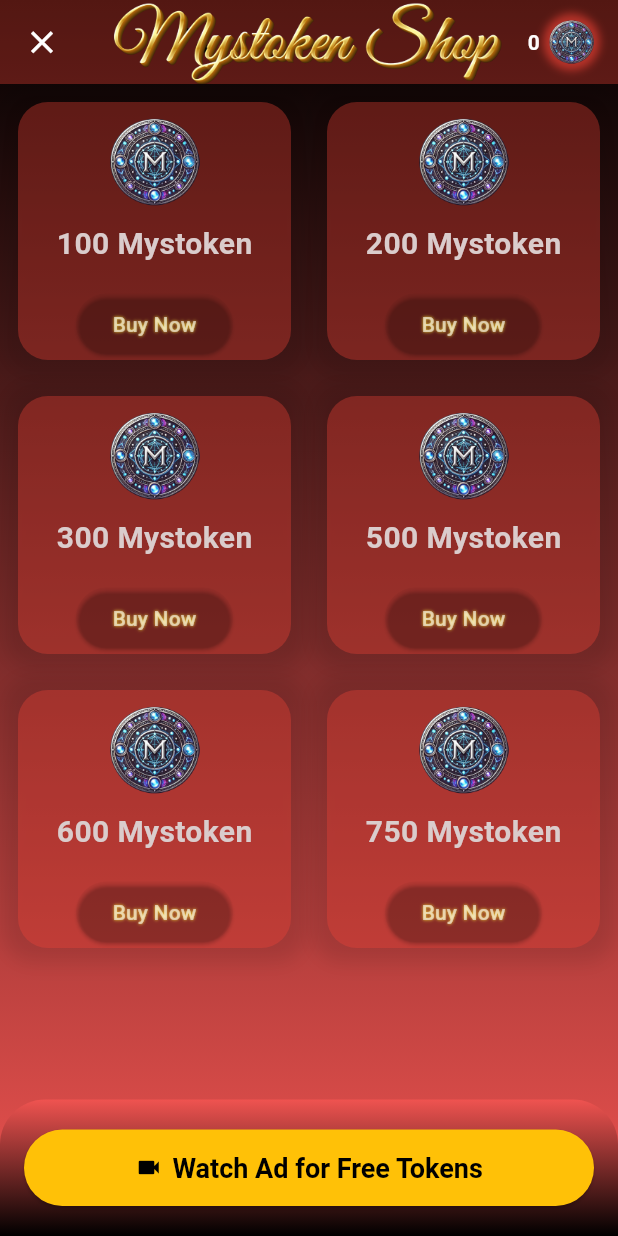
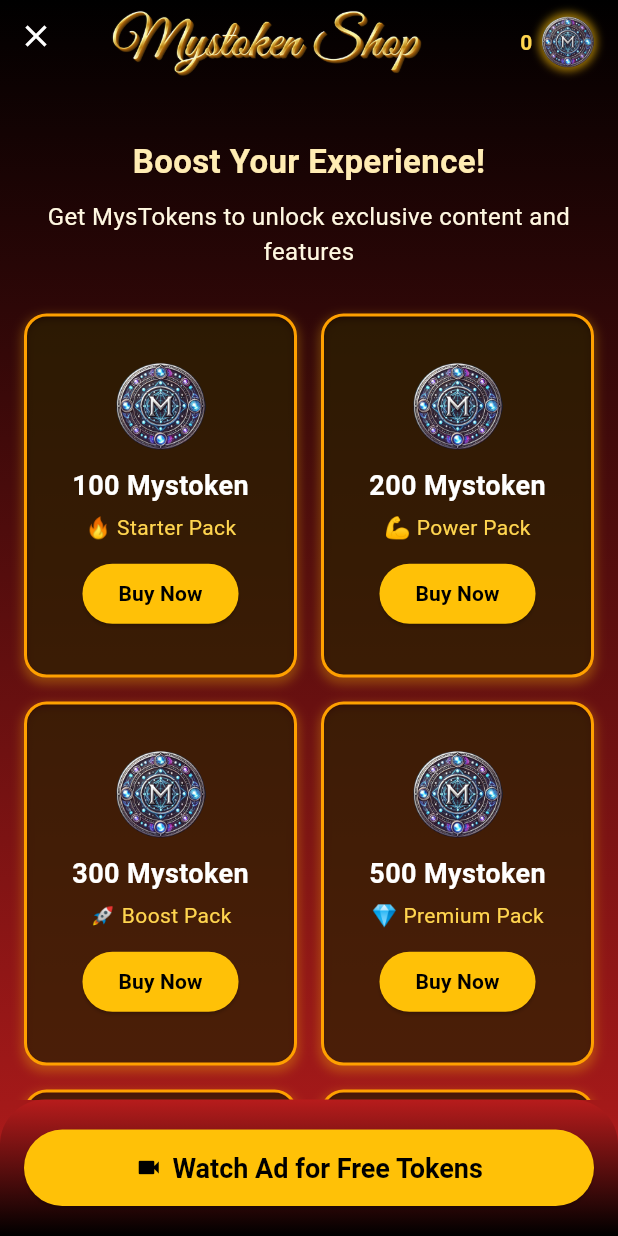
Before and after one commit to ErenBal1/gapsec-stories, a Flutter app: the screen it shows after launch, after a tap on an icon or button, on a phone screen of 412 x 824 dp. Run offline on Flutter 3.47's test engine with Material 3 defaults, Android fonts, the phone set to English and light mode, and no system bars; drawn by our look-alikes of animated_text_kit; our stand-ins replace adaptive_dialog, animated_splash_screen, carousel_slider, easy_localization, flutter_mobx, google_mobile_ads and 7 more; missing offline and left inert: animated_glitch; accounts and stored records are empty; generated files the repository leaves out were written again.

Commit message:
shop view revision and localization

```diff
--- a/lib/utils/app_font.dart
+++ b/lib/utils/app_font.dart
@@ -74,4 +74,9 @@ class AppFonts {
 
   static const storyTitleInGameTextStyle =
       TextStyle(color: Colors.green, fontSize: 16, fontWeight: FontWeight.bold);
+
+  static const backButtonIcon = Icon(
+    Icons.arrow_back_ios_new_outlined,
+    color: CustomColors.white,
+  );
 }
--- a/lib/utils/constants.dart
+++ b/lib/utils/constants.dart
@@ -49,6 +49,25 @@ class ConstantTexts {
   static const String murder = "Murder";
   static const String languageChanged = "language_changed";
   static const String manualRestartNeeded = "manual_restart_needed";
+  static const String iap_not_available = "iap_not_available";
+  static const String product_not_found = "product_not_found";
+  static const String purchase_initiated = "purchase_initiated";
+  static const String purchase_error = "purchase_error";
+  static const String tokens_added = "tokens_added";
+  static const String error = "error";
+  static const String mystoken_100_id = "mystoken_100";
+  static const String mystoken_100_title = '100 Mystoken';
+  static const String mystoken_200_id = "mystoken_200";
+  static const String mystoken_200_title = '200 Mystoken';
+  static const String mystoken_300_id = "mystoken_300";
+  static const String mystoken_300_title = '300 Mystoken';
+  static const String mystoken_500_id = "mystoken_500";
+  static const String mystoken_500_title = '500 Mystoken';
+  static const String mystoken_600_id = "mystoken_600";
+  static const String mystoken_600_title = '600 Mystoken';
+  static const String mystoken_750_id = "mystoken_750";
+  static const String mystoken_750_title = '750 Mystoken';
+  static const String purchase_stream_error = "purchase_stream_error";
 }
 
 class LanguageConstants {
--- a/lib/view/shop_view.dart
+++ b/lib/view/shop_view.dart
@@ -1,4 +1,3 @@
-import 'package:adaptive_dialog/adaptive_dialog.dart';
 import 'package:easy_localization/easy_localization.dart';
 import 'package:flutter/material.dart';
 import 'package:flutter_mobx/flutter_mobx.dart';
@@ -7,14 +6,12 @@ import 'package:gapsec/cache/service/database_service.dart';
 import 'package:gapsec/state/shop_state/shop_state.dart';
 import 'package:gapsec/utils/app_colors.dart';
 import 'package:gapsec/utils/constants.dart';
-import 'package:gapsec/widgets/shop_view_widget/buy_token_container.dart';
+import 'package:gapsec/widgets/alert_widgets/alert_widgets.dart';
 import 'package:google_mobile_ads/google_mobile_ads.dart';
 import 'package:in_app_purchase/in_app_purchase.dart';
 
 class ShopView extends StatefulWidget {
-  const ShopView({
-    super.key,
-  });
+  const ShopView({super.key});
 
   @override
   State<ShopView> createState() => _ShopViewState();
@@ -22,21 +19,22 @@ class ShopView extends StatefulWidget {
 
 class _ShopViewState extends State<ShopView> {
   RewardedAd? _rewardedAd;
-
+  final AlertWidgets _alertWidgets = AlertWidgets();
   final _databaseService = DatabaseService();
   final InAppPurchase iap = InAppPurchase.instance;
   final ShopState ss = ShopState();
+
   Future<void> showOkAlertDialogWidget(
       BuildContext context, String message) async {
-    final result = await showOkAlertDialog(
-      context: context,
-      title: 'Error',
-      message: message,
-      okLabel: 'OK',
+    await _alertWidgets.showOkAlert(
+      context,
+      message,
+      ConstantTexts.error.tr(),
+      ConstantTexts.okay.tr(),
+      () {
+        print("okay");
+      },
     );
-    if (result == OkCancelResult.ok) {
-      print("okey");
-    }
   }
 
   Future<void> _addTokens(int amount) async {
@@ -50,22 +48,22 @@ class _ShopViewState extends State<ShopView> {
         onAdDismissedFullScreenContent: (ad) {
           ad.dispose();
           _createRewardedAd();
-          print("Reklam Kapatıldı");
+          print("Ad closed");
         },
         onAdFailedToShowFullScreenContent: (ad, error) {
           ad.dispose();
           _createRewardedAd();
-          print('Reklam gösterilemedi: $error');
+          print('Failed to show ad: $error');
         },
       );
       _rewardedAd!.show(
           onUserEarnedReward: (ad, reward) => setState(() {
                 _addTokens(2);
               }));
-      print("Kullanıcı ödülü kazandı");
+      print("User earned reward");
       _rewardedAd = null;
     } else {
-      print("Reklam yüklü değil");
+      print("Ad not loaded");
     }
   }
 
@@ -76,11 +74,11 @@ class _ShopViewState extends State<ShopView> {
         rewardedAdLoadCallback: RewardedAdLoadCallback(
             onAdLoaded: (ad) => setState(() {
                   _rewardedAd = ad;
-                  print("Reklam başarıyla yüklendi");
+                  print("Ad loaded successfully");
                 }),
             onAdFailedToLoad: (error) => setState(() {
                   _rewardedAd = null;
-                  print('Reklam yüklenemedi: $error');
+                  print('Failed to load ad: $error');
                 })));
   }
 
@@ -92,7 +90,7 @@ class _ShopViewState extends State<ShopView> {
       _handlePurchaseUpdates(purchaseDetailsList);
     }, onError: (error) {
       showOkAlertDialogWidget(
-          context, 'An error occurred in purchase stream: $error');
+          context, ConstantTexts.purchase_error.tr(args: [error.toString()]));
     });
   }
 
@@ -101,12 +99,11 @@ class _ShopViewState extends State<ShopView> {
       if (purchase.status == PurchaseStatus.purchased) {
         if (purchase.pendingCompletePurchase) {
           iap.completePurchase(purchase);
-          // Satın alma başarılı, token miktarını güncelle
           _updateTokenBalance(purchase.productID);
         }
       } else if (purchase.status == PurchaseStatus.error) {
-        showOkAlertDialogWidget(
-            context, 'Purchase Error: ${purchase.error!.message}');
+        showOkAlertDialogWidget(context,
+            ConstantTexts.purchase_error.tr(args: [purchase.error!.message]));
       }
     }
   }
@@ -117,47 +114,44 @@ class _ShopViewState extends State<ShopView> {
       ss.amount += tokensToAdd;
     });
     showOkAlertDialogWidget(
-        context, '$tokensToAdd tokens have been added to your account.');
+        context, ConstantTexts.tokens_added.tr(args: [tokensToAdd.toString()]));
   }
 
   int _tokensFromProductId(String productId) {
     switch (productId) {
-      case 'mystoken_100':
+      case ConstantTexts.mystoken_100_id:
         return 100;
-      case 'mystoken_200':
+      case ConstantTexts.mystoken_200_id:
         return 200;
-      case 'mystoken_300':
+      case ConstantTexts.mystoken_300_id:
         return 300;
-      case 'mystoken_500':
+      case ConstantTexts.mystoken_500_id:
         return 500;
-      case 'mystoken_600':
+      case ConstantTexts.mystoken_600_id:
         return 600;
-      case 'mystoken_750':
+      case ConstantTexts.mystoken_750_id:
         return 750;
       default:
         return 0;
     }
   }
 
-  @override
-  Widget build(BuildContext context) {
   void buyToken(
       {required String productId,
       required BuildContext context,
-        required amount}) async {
+      required int amount}) async {
     final bool available = await iap.isAvailable();
     if (!available) {
-        return showOkAlertDialogWidget(context,
-            "In-app purchases are not available. Please try again later.");
+      return showOkAlertDialogWidget(
+          context, ConstantTexts.iap_not_available.tr());
     }
 
     final ProductDetailsResponse response =
         await iap.queryProductDetails({productId}.toSet());
 
     if (response.notFoundIDs.isNotEmpty) {
-        // Ürün bulunamadı
-
-        return showOkAlertDialogWidget(context, "Product not found.");
+      return showOkAlertDialogWidget(
+          context, ConstantTexts.product_not_found.tr());
     }
 
     final ProductDetails productDetails = response.productDetails.first;
@@ -167,73 +161,182 @@ class _ShopViewState extends State<ShopView> {
     iap
         .buyConsumable(purchaseParam: purchaseParam, autoConsume: true)
         .then((_) {
-        showOkAlertDialogWidget(context, 'Purchase initiated.');
+      showOkAlertDialogWidget(context, ConstantTexts.purchase_initiated.tr());
       _addTokens(amount);
     }).catchError((error) {
-        showOkAlertDialogWidget(context, 'Error initiating purchase: $error');
+      showOkAlertDialogWidget(
+          context, ConstantTexts.purchase_error.tr(args: [error.toString()]));
     });
   }
 
+  Widget _buildTokenPackage(String productId, String title, String subtitle) {
+    return GestureDetector(
+      onTap: () => buyToken(
+          productId: productId,
+          context: context,
+          amount: _tokensFromProductId(productId)),
+      child: Container(
+        decoration: BoxDecoration(
+          color: Colors.black.withOpacity(0.6),
+          borderRadius: BorderRadius.circular(15),
+          border: Border.all(color: Colors.amber[700]!, width: 2),
+          boxShadow: [
+            BoxShadow(
+              color: Colors.amber.withOpacity(0.3),
+              spreadRadius: 1,
+              blurRadius: 5,
+              offset: const Offset(0, 3),
+            ),
+          ],
+        ),
+        child: Column(
+          mainAxisAlignment: MainAxisAlignment.center,
+          children: [
+            Image.asset(ConstantPaths.tokenImagePath, height: 60, width: 60),
+            const SizedBox(height: 10),
+            Text(
+              title,
+              style: const TextStyle(
+                  color: Colors.white,
+                  fontSize: 18,
+                  fontWeight: FontWeight.bold),
+            ),
+            const SizedBox(height: 5),
+            Text(
+              subtitle,
+              style: TextStyle(color: Colors.amber[300], fontSize: 14),
+            ),
+            const SizedBox(height: 10),
+            ElevatedButton(
+              onPressed: () => buyToken(
+                  productId: productId,
+                  context: context,
+                  amount: _tokensFromProductId(productId)),
+              style: ElevatedButton.styleFrom(
+                backgroundColor: Colors.amber,
+                foregroundColor: Colors.black,
+                shape: RoundedRectangleBorder(
+                    borderRadius: BorderRadius.circular(20)),
+              ),
+              child: const Text('Buy Now',
+                  style: TextStyle(fontWeight: FontWeight.bold)),
+            ),
+          ],
+        ),
+      ),
+    );
+  }
+
+  @override
+  Widget build(BuildContext context) {
     return Container(
       decoration: BoxDecoration(
         gradient: LinearGradient(
           begin: Alignment.topCenter,
           end: Alignment.bottomCenter,
-          colors: [Colors.black, Colors.red[400]!],
+          colors: [Colors.black, Colors.red[900]!],
         ),
       ),
       child: Scaffold(
-        backgroundColor: CustomColors.transparent,
+        backgroundColor: Colors.transparent,
         appBar: AppBar(
-          leading: IconButton(
+          leading: Align(
+            alignment: Alignment.topLeft,
+            child: IconButton(
               onPressed: () => ss.goBack(context),
               icon: const Icon(
                 Icons.close,
-                size: 25,
                 color: CustomColors.white,
-              )),
-          title: Image.asset(ConstantPaths.shopTitle),
-          backgroundColor: CustomColors.storyCardColor,
+              ),
+            ),
+          ),
+          title: SizedBox(
+              height: 120, child: Image.asset(ConstantPaths.shopTitle)),
+          backgroundColor: Colors.transparent,
           elevation: 0,
           actions: [
             Padding(
               padding: const EdgeInsets.only(right: 16.0),
               child: Row(
                 children: [
-                  //amount of token
                   Observer(builder: (_) {
                     return Text(
                       ss.amount.toString(),
-                      style: const TextStyle(
-                          color: Colors.white,
+                      style: TextStyle(
+                        color: Colors.amber[300],
                         fontWeight: FontWeight.w700,
-                          fontSize: 14),
+                        fontSize: 14,
+                      ),
                     );
                   }),
-                  const SizedBox(
-                    width: 6,
-                  ),
-                  //token icon
+                  const SizedBox(width: 6),
                   Container(
                     decoration: BoxDecoration(
                       shape: BoxShape.circle,
                       boxShadow: [
                         BoxShadow(
-                          color: Colors.red.withOpacity(0.6),
-                          spreadRadius: 4,
+                          color: Colors.amber.withOpacity(0.6),
+                          spreadRadius: 2,
                           blurRadius: 4,
-                        )
+                        ),
                       ],
                     ),
                     child: Image.asset(
                       ConstantPaths.tokenImagePath,
-                      height: 30,
-                      width: 30,
+                      height: 35,
+                      width: 35,
                     ),
                   )
                 ],
               ),
             )
+          ],
+        ),
+        body: ListView(
+          padding: const EdgeInsets.all(16),
+          children: [
+            const SizedBox(height: 20),
+            Text(
+              'Boost Your Experience!',
+              style: TextStyle(
+                color: Colors.amber[100],
+                fontSize: 22,
+                fontWeight: FontWeight.bold,
+              ),
+              textAlign: TextAlign.center,
+            ),
+            const SizedBox(height: 10),
+            Text(
+              'Get MysTokens to unlock exclusive content and features',
+              style: TextStyle(
+                color: Colors.amber[50],
+                fontSize: 16,
+              ),
+              textAlign: TextAlign.center,
+            ),
+            const SizedBox(height: 30),
+            GridView.count(
+              shrinkWrap: true,
+              physics: const NeverScrollableScrollPhysics(),
+              crossAxisCount: 2,
+              childAspectRatio: 0.75,
+              crossAxisSpacing: 16,
+              mainAxisSpacing: 16,
+              children: [
+                _buildTokenPackage(ConstantTexts.mystoken_100_id,
+                    ConstantTexts.mystoken_100_title, '🔥 Starter Pack'),
+                _buildTokenPackage(ConstantTexts.mystoken_200_id,
+                    ConstantTexts.mystoken_200_title, '💪 Power Pack'),
+                _buildTokenPackage(ConstantTexts.mystoken_300_id,
+                    ConstantTexts.mystoken_300_title, '🚀 Boost Pack'),
+                _buildTokenPackage(ConstantTexts.mystoken_500_id,
+                    ConstantTexts.mystoken_500_title, '💎 Premium Pack'),
+                _buildTokenPackage(ConstantTexts.mystoken_600_id,
+                    ConstantTexts.mystoken_600_title, '👑 Royal Pack'),
+                _buildTokenPackage(ConstantTexts.mystoken_750_id,
+                    ConstantTexts.mystoken_750_title, '🌟 Ultimate Pack'),
+              ],
+            ),
           ],
         ),
         bottomNavigationBar: Container(
@@ -243,9 +346,8 @@ class _ShopViewState extends State<ShopView> {
             gradient: LinearGradient(
               begin: Alignment.topCenter,
               end: Alignment.bottomCenter,
-              colors: [Colors.red[400]!, Colors.black],
+              colors: [Colors.red[900]!, Colors.black],
             ),
-            color: Colors.red[800],
             borderRadius: const BorderRadius.only(
               topLeft: Radius.circular(30),
               topRight: Radius.circular(30),
@@ -253,10 +355,13 @@ class _ShopViewState extends State<ShopView> {
           ),
           child: ElevatedButton.icon(
             onPressed: _showRewardedAd,
-            icon: const Icon(Icons.videocam),
-            label: Text(ConstantTexts.watchADforFreeTokens.tr()),
+            icon: const Icon(Icons.videocam, color: Colors.black),
+            label: Text(
+              ConstantTexts.watchADforFreeTokens.tr(),
+              style: const TextStyle(
+                  color: Colors.black, fontWeight: FontWeight.bold),
+            ),
             style: ElevatedButton.styleFrom(
-              foregroundColor: Colors.black,
               backgroundColor: Colors.amber,
               padding: const EdgeInsets.symmetric(vertical: 15),
               textStyle:
@@ -267,54 +372,6 @@ class _ShopViewState extends State<ShopView> {
             ),
           ),
         ),
-        body: ListView(
-          children: [
-            // TextButton(onPressed: _showRewardedAd, child: const Text("ad")),
-            Row(
-              mainAxisAlignment: MainAxisAlignment.spaceEvenly,
-              children: [
-                mystokenBuyContainer(
-                  buyToken: buyToken,
-                  productID: 'mystoken_100',
-                  amountOfToken: '100 Mystoken',
-                ),
-                mystokenBuyContainer(
-                  buyToken: buyToken,
-                  productID: 'mystoken_200',
-                  amountOfToken: '200 Mystoken',
-                )
-              ],
-            ),
-            Row(
-              children: [
-                mystokenBuyContainer(
-                  buyToken: buyToken,
-                  productID: 'mystoken_300',
-                  amountOfToken: '300 Mystoken',
-                ),
-                mystokenBuyContainer(
-                  buyToken: buyToken,
-                  productID: 'mystoken_500',
-                  amountOfToken: '500 Mystoken',
-                ),
-              ],
-            ),
-            Row(
-              children: [
-                mystokenBuyContainer(
-                  buyToken: buyToken,
-                  productID: 'mystoken_600',
-                  amountOfToken: '600 Mystoken',
-                ),
-                mystokenBuyContainer(
-                  buyToken: buyToken,
-                  productID: 'mystoken_750',
-                  amountOfToken: '750 Mystoken',
-                ),
-              ],
-            ),
-          ],
-        ),
       ),
     );
   }
```
Also changed, not shown: assets/translations/en-US.json (+9 -0 lines), assets/translations/tr-TR.json (+9 -0 lines), lib/view/continue_view.dart (+9 -12 lines), lib/view/info_menu_view.dart (+2 -5 lines), lib/view/new_game_view.dart (+10 -12 lines), lib/view/play_story_view.dart (+4 -6 lines), lib/view/stories_view.dart (+5 -8 lines). Lines whose indentation alone changed are shown as unchanged.
